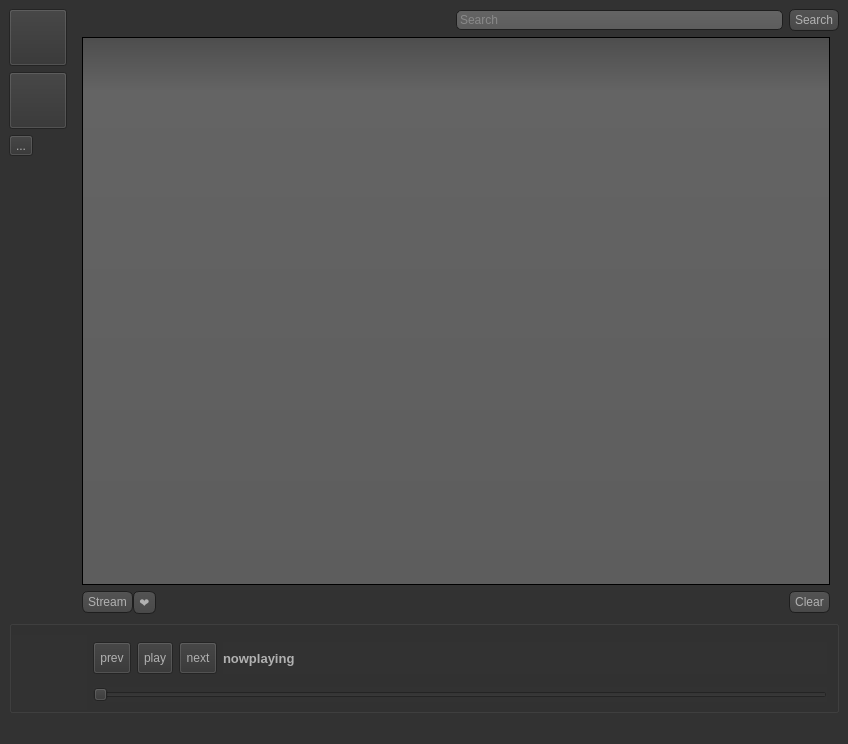
The window that ui1.ui (nightfire8199/project-hermes) describes before a commit, drawn with Qt 5.
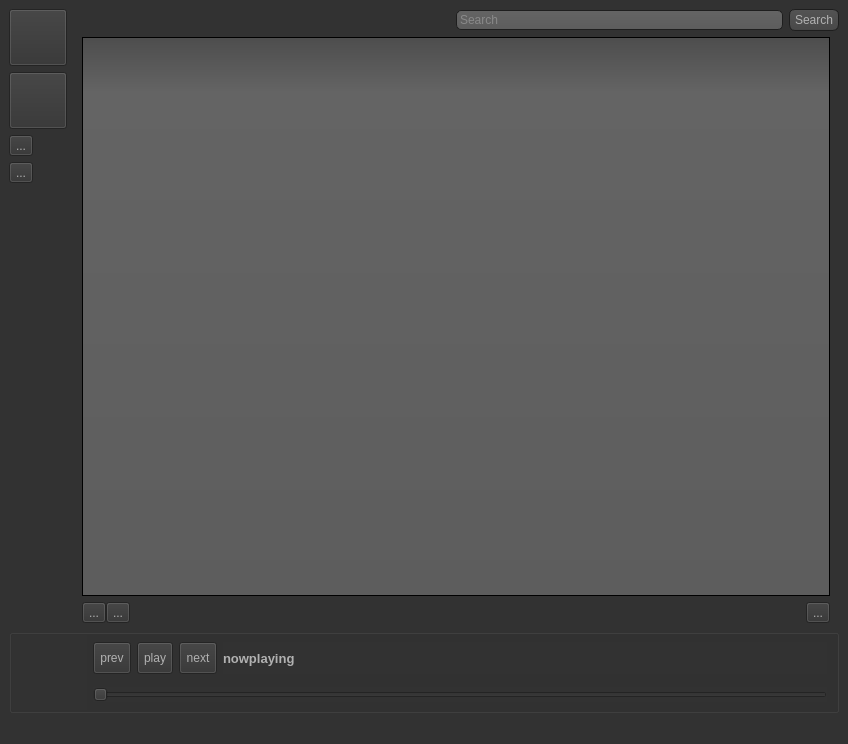
The same window after the commit. The open tabs and pages were chosen to show the change. Icons and pictures are not drawn. Custom widgets are drawn as their Qt base class.

The edit to the form file:
```diff
--- a/ui1.ui
+++ b/ui1.ui
@@ -544,6 +544,23 @@
           </property>
          </widget>
         </item>
+        <item>
+         <widget class="QToolButton" name="settingsButton">
+          <property name="text">
+           <string>...</string>
+          </property>
+          <property name="icon">
+           <iconset>
+            <normaloff>assets/buttons/settings.png</normaloff>assets/buttons/settings.png</iconset>
+          </property>
+          <property name="iconSize">
+           <size>
+            <width>50</width>
+            <height>50</height>
+           </size>
+          </property>
+         </widget>
+        </item>
         <item>
          <spacer name="verticalSpacer">
           <property name="orientation">
@@ -647,33 +664,36 @@
                  <number>6</number>
                 </property>
                 <item>
-                 <widget class="QPushButton" name="streamButton">
-                  <property name="sizePolicy">
-                   <sizepolicy hsizetype="Fixed" vsizetype="Fixed">
-                    <horstretch>0</horstretch>
-                    <verstretch>0</verstretch>
-                   </sizepolicy>
-                  </property>
-                  <property name="font">
-                   <font>
-                    <pointsize>-1</pointsize>
-                   </font>
-                  </property>
+                 <widget class="QToolButton" name="streamButton">
                   <property name="text">
-                   <string>Stream</string>
+                   <string>...</string>
+                  </property>
+                  <property name="icon">
+                   <iconset>
+                    <normaloff>assets/buttons/soundcloud.png</normaloff>assets/buttons/soundcloud.png</iconset>
+                  </property>
+                  <property name="iconSize">
+                   <size>
+                    <width>50</width>
+                    <height>25</height>
+                   </size>
                   </property>
                  </widget>
                 </item>
                 <item>
-                 <widget class="QPushButton" name="likeButton">
-                  <property name="sizePolicy">
-                   <sizepolicy hsizetype="Fixed" vsizetype="Fixed">
-                    <horstretch>0</horstretch>
-                    <verstretch>0</verstretch>
-                   </sizepolicy>
-                  </property>
+                 <widget class="QToolButton" name="likeButton">
                   <property name="text">
-                   <string>❤</string>
+                   <string>...</string>
+                  </property>
+                  <property name="icon">
+                   <iconset>
+                    <normaloff>assets/buttons/like_nofill.png</normaloff>assets/buttons/like_nofill.png</iconset>
+                  </property>
+                  <property name="iconSize">
+                   <size>
+                    <width>12</width>
+                    <height>25</height>
+                   </size>
                   </property>
                  </widget>
                 </item>
@@ -691,20 +711,19 @@
                  </spacer>
                 </item>
                 <item>
-                 <widget class="QPushButton" name="clearQueueButton">
-                  <property name="sizePolicy">
-                   <sizepolicy hsizetype="Fixed" vsizetype="Fixed">
-                    <horstretch>0</horstretch>
-                    <verstretch>0</verstretch>
-                   </sizepolicy>
-                  </property>
-                  <property name="font">
-                   <font>
-                    <pointsize>-1</pointsize>
-                   </font>
-                  </property>
+                 <widget class="QToolButton" name="clearQueueButton">
                   <property name="text">
-                   <string>Clear</string>
+                   <string>...</string>
+                  </property>
+                  <property name="icon">
+                   <iconset>
+                    <normaloff>assets/buttons/delete.png</normaloff>assets/buttons/delete.png</iconset>
+                  </property>
+                  <property name="iconSize">
+                   <size>
+                    <width>50</width>
+                    <height>25</height>
+                   </size>
                   </property>
                  </widget>
                 </item>
@@ -952,12 +971,18 @@
        </sizepolicy>
       </property>
       <property name="title">
-       <string/>
+       <string notr="true"/>
+      </property>
+      <property name="flat">
+       <bool>false</bool>
       </property>
       <layout class="QHBoxLayout" name="horizontalLayout_9">
        <property name="leftMargin">
         <number>0</number>
        </property>
+       <property name="topMargin">
+        <number>0</number>
+       </property>
        <property name="bottomMargin">
         <number>0</number>
        </property>
```
Left out of the diff: 19 changed lines with no effect on the pictures.
